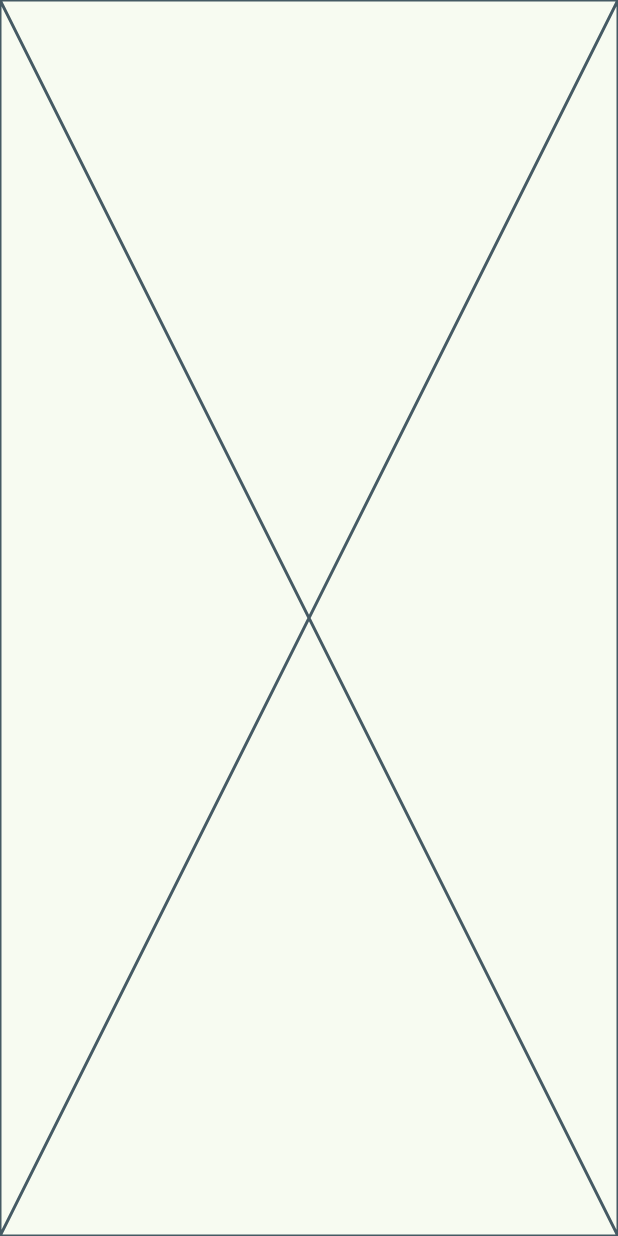
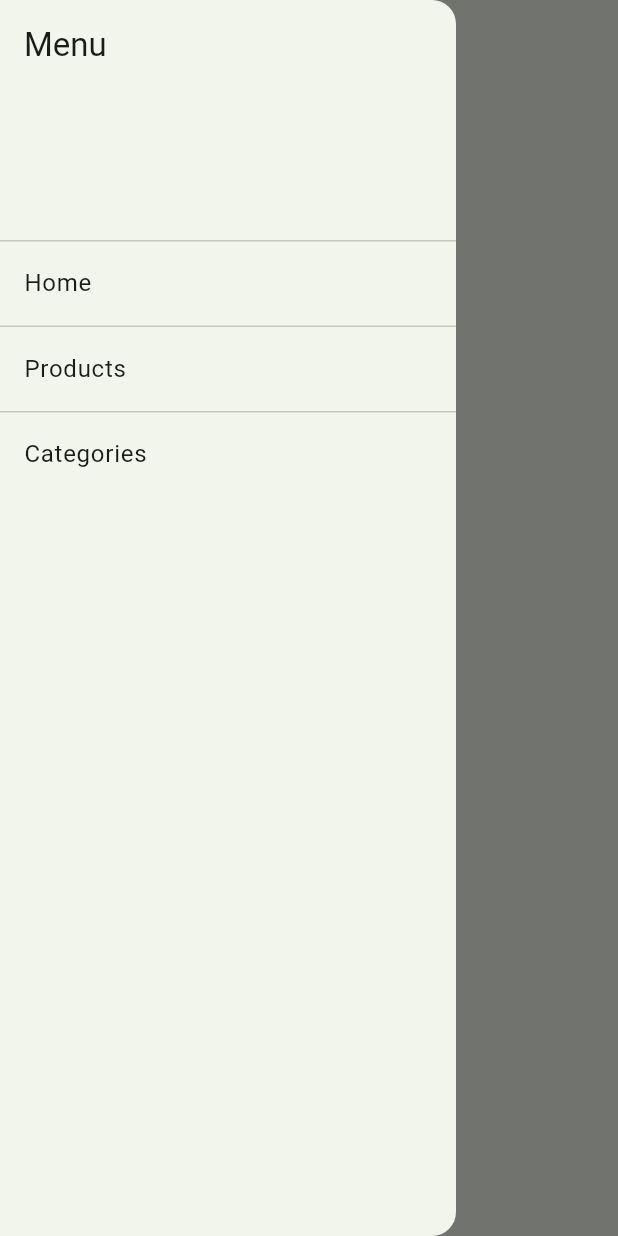
Before and after one commit to augustoavelino/price_watcher, a Flutter app: the HomeScreen screen opened directly, with the side drawer open (before the commit the screen has no drawer), on a phone screen of 412 x 824 dp. Run offline on Flutter 3.47's test engine with Material 3 defaults, Android fonts, the phone set to English and light mode, and no system bars.

Commit message:
Removes dark theme. Creates product category list screen with create feature. Adds icon picker and color picker features. Adds drawer menu

```diff
--- /dev/null
+++ b/lib/components/app_drawer.dart
@@ -0,0 +1,38 @@
+import 'package:flutter/material.dart';
+
+class AppDrawer extends StatelessWidget {
+  const AppDrawer({super.key});
+
+  @override
+  Widget build(BuildContext context) {
+    return Drawer(
+      child: ListView(
+        children: <Widget>[
+          DrawerHeader(
+            margin: EdgeInsets.zero,
+            child: Text(
+              'Menu',
+              style: Theme.of(context).textTheme.titleLarge,
+            ),
+          ),
+          ListTile(
+            title: const Text('Home'),
+            onTap: () => Navigator.pushReplacementNamed(context, '/'),
+          ),
+          const Divider(height: 1),
+          ListTile(
+            title: const Text('Products'),
+            onTap: () =>
+                Navigator.pushReplacementNamed(context, '/product_list'),
+          ),
+          const Divider(height: 1),
+          ListTile(
+            title: const Text('Categories'),
+            onTap: () => Navigator.pushReplacementNamed(
+                context, '/product_category_list'),
+          ),
+        ],
+      ),
+    );
+  }
+}
--- a/lib/screens/home_screen.dart
+++ b/lib/screens/home_screen.dart
@@ -1,12 +1,17 @@
 import 'package:flutter/material.dart';
+import 'package:price_watcher/components/app_drawer.dart';
 
 class HomeScreen extends StatelessWidget {
   const HomeScreen({super.key});
 
   @override
   Widget build(BuildContext context) {
-    return const Scaffold(
-      body: Placeholder(),
+    return Scaffold(
+      appBar: AppBar(
+        title: const Text('Home'),
+      ),
+      drawer: const AppDrawer(),
+      body: Container(),
     );
   }
 }
--- a/lib/screens/product_list_screen.dart
+++ b/lib/screens/product_list_screen.dart
@@ -1,4 +1,5 @@
 import 'package:flutter/material.dart';
+import 'package:price_watcher/components/app_drawer.dart';
 import 'package:price_watcher/models/product.dart';
 import 'package:price_watcher/models/product_categories.dart';
 import 'package:price_watcher/models/product_category.dart';
@@ -20,6 +21,7 @@ class _ProductListScreenState extends State<ProductListScreen> {
       appBar: AppBar(
         title: const Text('Products'),
       ),
+      drawer: const AppDrawer(),
       body: Consumer<Products>(
         builder: (consumerContext, list, _) {
           return ListView.separated(
@@ -35,8 +37,7 @@ class _ProductListScreenState extends State<ProductListScreen> {
                 iconColor: item.category.color,
               );
             },
-            separatorBuilder: (builderContext, index) =>
-                const SizedBox(height: 8),
+            separatorBuilder: (builderContext, _) => const SizedBox(height: 8),
           );
         },
       ),
--- a/lib/themes/app_theme.dart
+++ b/lib/themes/app_theme.dart
@@ -9,11 +9,4 @@ class AppTheme {
           seedColor: AppColors.primary,
         ),
       );
-
-  static ThemeData dark() => ThemeData.from(
-        colorScheme: ColorScheme.fromSeed(
-          brightness: Brightness.dark,
-          seedColor: AppColors.primary,
-        ),
-      );
 }
```
Also changed, not shown: lib/components/color_picker.dart (added, +91 -0 lines), lib/components/icon_picker.dart (added, +82 -0 lines), lib/main.dart (+7 -2 lines), lib/screens/product_category_list_screen.dart (added, +141 -0 lines).
